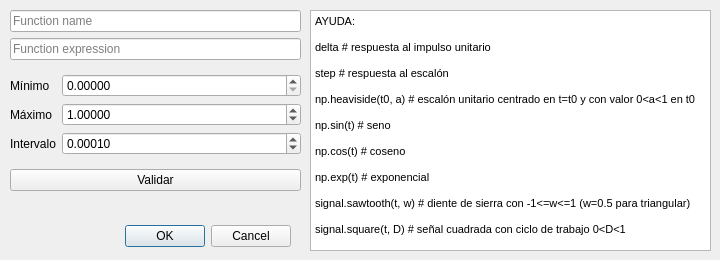
Old version of the form designer/response_window.ui in the repository TC-II/TC2-PlotTool.
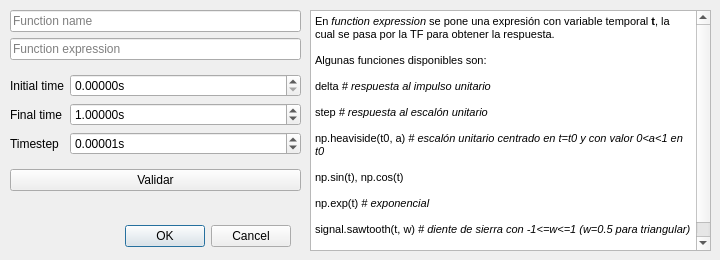
New version of the form. Custom widgets are drawn as their Qt base class.

```diff
--- a/designer/response_window.ui
+++ b/designer/response_window.ui
@@ -83,12 +83,15 @@
       <item row="0" column="0">
        <widget class="QLabel" name="label">
         <property name="text">
-         <string>Mínimo</string>
+         <string>Initial time</string>
         </property>
        </widget>
       </item>
       <item row="0" column="1">
-       <widget class="QDoubleSpinBox" name="minbox">
+       <widget class="ScienDSpinBox" name="minbox">
+        <property name="suffix">
+         <string>s</string>
+        </property>
         <property name="decimals">
          <number>5</number>
         </property>
@@ -96,7 +99,7 @@
          <double>0.000000000000000</double>
         </property>
         <property name="maximum">
-         <double>999999999.999989986419678</double>
+         <double>1000000000.000000000000000</double>
         </property>
         <property name="value">
          <double>0.000000000000000</double>
@@ -106,17 +109,20 @@
       <item row="1" column="0">
        <widget class="QLabel" name="label_2">
         <property name="text">
-         <string>Máximo</string>
+         <string>Final time</string>
         </property>
        </widget>
       </item>
       <item row="1" column="1">
-       <widget class="QDoubleSpinBox" name="maxbox">
+       <widget class="ScienDSpinBox" name="maxbox">
+        <property name="suffix">
+         <string>s</string>
+        </property>
         <property name="decimals">
          <number>5</number>
         </property>
         <property name="maximum">
-         <double>999999999.999989986419678</double>
+         <double>1000000000.000000000000000</double>
         </property>
         <property name="value">
          <double>1.000000000000000</double>
@@ -126,17 +132,20 @@
       <item row="2" column="0">
        <widget class="QLabel" name="label_3">
         <property name="text">
-         <string>Intervalo</string>
+         <string>Timestep</string>
         </property>
        </widget>
       </item>
       <item row="2" column="1">
-       <widget class="QDoubleSpinBox" name="stepbox">
+       <widget class="ScienDSpinBox" name="stepbox">
+        <property name="suffix">
+         <string>s</string>
+        </property>
         <property name="decimals">
          <number>5</number>
         </property>
         <property name="value">
-         <double>0.000100000000000</double>
+         <double>0.000010000000000</double>
         </property>
        </widget>
       </item>
@@ -171,26 +180,42 @@
 &lt;html&gt;&lt;head&gt;&lt;meta name=&quot;qrichtext&quot; content=&quot;1&quot; /&gt;&lt;style type=&quot;text/css&quot;&gt;
 p, li { white-space: pre-wrap; }
 &lt;/style&gt;&lt;/head&gt;&lt;body style=&quot; font-family:'MS Shell Dlg 2'; font-size:8.25pt; font-weight:400; font-style:normal;&quot;&gt;
-&lt;p style=&quot; margin-top:0px; margin-bottom:0px; margin-left:0px; margin-right:0px; -qt-block-indent:0; text-indent:0px;&quot;&gt;AYUDA:&lt;/p&gt;
+&lt;p style=&quot; margin-top:0px; margin-bottom:0px; margin-left:0px; margin-right:0px; -qt-block-indent:0; text-indent:0px;&quot;&gt;En &lt;span style=&quot; font-style:italic;&quot;&gt;function expression&lt;/span&gt; se pone una expresión con variable temporal &lt;span style=&quot; font-weight:600;&quot;&gt;t&lt;/span&gt;, la cual se pasa por la TF para obtener la respuesta.&lt;/p&gt;
 &lt;p style=&quot;-qt-paragraph-type:empty; margin-top:0px; margin-bottom:0px; margin-left:0px; margin-right:0px; -qt-block-indent:0; text-indent:0px;&quot;&gt;&lt;br /&gt;&lt;/p&gt;
-&lt;p style=&quot; margin-top:0px; margin-bottom:0px; margin-left:0px; margin-right:0px; -qt-block-indent:0; text-indent:0px;&quot;&gt;delta # respuesta al impulso unitario&lt;/p&gt;
+&lt;p style=&quot; margin-top:0px; margin-bottom:0px; margin-left:0px; margin-right:0px; -qt-block-indent:0; text-indent:0px;&quot;&gt;Algunas funciones disponibles son:&lt;/p&gt;
 &lt;p style=&quot;-qt-paragraph-type:empty; margin-top:0px; margin-bottom:0px; margin-left:0px; margin-right:0px; -qt-block-indent:0; text-indent:0px;&quot;&gt;&lt;br /&gt;&lt;/p&gt;
-&lt;p style=&quot; margin-top:0px; margin-bottom:0px; margin-left:0px; margin-right:0px; -qt-block-indent:0; text-indent:0px;&quot;&gt;step # respuesta al escalón&lt;/p&gt;
+&lt;p style=&quot; margin-top:0px; margin-bottom:0px; margin-left:0px; margin-right:0px; -qt-block-indent:0; text-indent:0px;&quot;&gt;delta &lt;span style=&quot; font-style:italic;&quot;&gt;# respuesta al impulso unitario&lt;/span&gt;&lt;/p&gt;
 &lt;p style=&quot;-qt-paragraph-type:empty; margin-top:0px; margin-bottom:0px; margin-left:0px; margin-right:0px; -qt-block-indent:0; text-indent:0px;&quot;&gt;&lt;br /&gt;&lt;/p&gt;
-&lt;p style=&quot; margin-top:0px; margin-bottom:0px; margin-left:0px; margin-right:0px; -qt-block-indent:0; text-indent:0px;&quot;&gt;np.heaviside(t0, a) # escalón unitario centrado en t=t0 y con valor 0&amp;lt;a&amp;lt;1 en t0&lt;/p&gt;
+&lt;p style=&quot; margin-top:0px; margin-bottom:0px; margin-left:0px; margin-right:0px; -qt-block-indent:0; text-indent:0px;&quot;&gt;step &lt;span style=&quot; font-style:italic;&quot;&gt;# respuesta al escalón unitario&lt;/span&gt;&lt;/p&gt;
 &lt;p style=&quot;-qt-paragraph-type:empty; margin-top:0px; margin-bottom:0px; margin-left:0px; margin-right:0px; -qt-block-indent:0; text-indent:0px;&quot;&gt;&lt;br /&gt;&lt;/p&gt;
-&lt;p style=&quot; margin-top:0px; margin-bottom:0px; margin-left:0px; margin-right:0px; -qt-block-indent:0; text-indent:0px;&quot;&gt;np.sin(t) # seno&lt;/p&gt;
+&lt;p style=&quot; margin-top:0px; margin-bottom:0px; margin-left:0px; margin-right:0px; -qt-block-indent:0; text-indent:0px;&quot;&gt;np.heaviside(t0, a) &lt;span style=&quot; font-style:italic;&quot;&gt;# escalón unitario centrado en t=t0 y con valor 0&amp;lt;a&amp;lt;1 en t0&lt;/span&gt;&lt;/p&gt;
 &lt;p style=&quot;-qt-paragraph-type:empty; margin-top:0px; margin-bottom:0px; margin-left:0px; margin-right:0px; -qt-block-indent:0; text-indent:0px;&quot;&gt;&lt;br /&gt;&lt;/p&gt;
-&lt;p style=&quot; margin-top:0px; margin-bottom:0px; margin-left:0px; margin-right:0px; -qt-block-indent:0; text-indent:0px;&quot;&gt;np.cos(t) # coseno&lt;/p&gt;
+&lt;p style=&quot; margin-top:0px; margin-bottom:0px; margin-left:0px; margin-right:0px; -qt-block-indent:0; text-indent:0px;&quot;&gt;np.sin(t), np.cos(t)&lt;/p&gt;
 &lt;p style=&quot;-qt-paragraph-type:empty; margin-top:0px; margin-bottom:0px; margin-left:0px; margin-right:0px; -qt-block-indent:0; text-indent:0px;&quot;&gt;&lt;br /&gt;&lt;/p&gt;
-&lt;p style=&quot; margin-top:0px; margin-bottom:0px; margin-left:0px; margin-right:0px; -qt-block-indent:0; text-indent:0px;&quot;&gt;np.exp(t) # exponencial&lt;/p&gt;
+&lt;p style=&quot; margin-top:0px; margin-bottom:0px; margin-left:0px; margin-right:0px; -qt-block-indent:0; text-indent:0px;&quot;&gt;np.exp(t) &lt;span style=&quot; font-style:italic;&quot;&gt;# exponencial&lt;/span&gt;&lt;/p&gt;
 &lt;p style=&quot;-qt-paragraph-type:empty; margin-top:0px; margin-bottom:0px; margin-left:0px; margin-right:0px; -qt-block-indent:0; text-indent:0px;&quot;&gt;&lt;br /&gt;&lt;/p&gt;
-&lt;p style=&quot; margin-top:0px; margin-bottom:0px; margin-left:0px; margin-right:0px; -qt-block-indent:0; text-indent:0px;&quot;&gt;signal.sawtooth(t, w) # diente de sierra con -1&amp;lt;=w&amp;lt;=1 (w=0.5 para triangular)&lt;/p&gt;
+&lt;p style=&quot; margin-top:0px; margin-bottom:0px; margin-left:0px; margin-right:0px; -qt-block-indent:0; text-indent:0px;&quot;&gt;signal.sawtooth(t, w)&lt;span style=&quot; font-style:italic;&quot;&gt; # diente de sierra con -1&amp;lt;=w&amp;lt;=1 (w=0.5 para triangular)&lt;/span&gt;&lt;/p&gt;
 &lt;p style=&quot;-qt-paragraph-type:empty; margin-top:0px; margin-bottom:0px; margin-left:0px; margin-right:0px; -qt-block-indent:0; text-indent:0px;&quot;&gt;&lt;br /&gt;&lt;/p&gt;
-&lt;p style=&quot; margin-top:0px; margin-bottom:0px; margin-left:0px; margin-right:0px; -qt-block-indent:0; text-indent:0px;&quot;&gt;signal.square(t, D) # señal cuadrada con ciclo de trabajo 0&amp;lt;D&amp;lt;1&lt;/p&gt;&lt;/body&gt;&lt;/html&gt;</string>
+&lt;p style=&quot; margin-top:0px; margin-bottom:0px; margin-left:0px; margin-right:0px; -qt-block-indent:0; text-indent:0px;&quot;&gt;signal.square(t, D) &lt;span style=&quot; font-style:italic;&quot;&gt;# señal cuadrada con ciclo de trabajo 0&amp;lt;D&amp;lt;1&lt;/span&gt;&lt;/p&gt;&lt;/body&gt;&lt;/html&gt;</string>
    </property>
   </widget>
  </widget>
+ <customwidgets>
+  <customwidget>
+   <class>ScienDSpinBox</class>
+   <extends>QDoubleSpinBox</extends>
+   <header location="global">src.widgets.scientific_spinbox</header>
+  </customwidget>
+ </customwidgets>
+ <tabstops>
+  <tabstop>resp_name_txt</tabstop>
+  <tabstop>input_txt</tabstop>
+  <tabstop>minbox</tabstop>
+  <tabstop>maxbox</tabstop>
+  <tabstop>stepbox</tabstop>
+  <tabstop>check_btn</tabstop>
+  <tabstop>textBrowser</tabstop>
+ </tabstops>
  <resources/>
  <connections>
   <connection>
```
